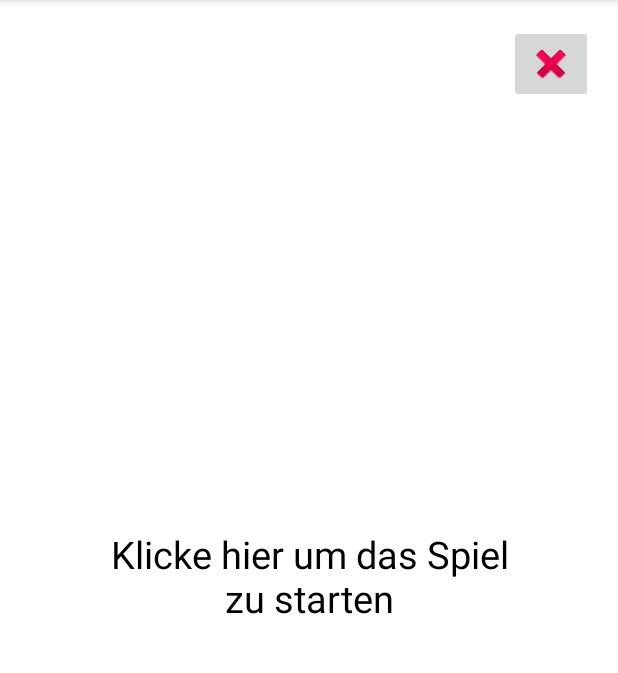
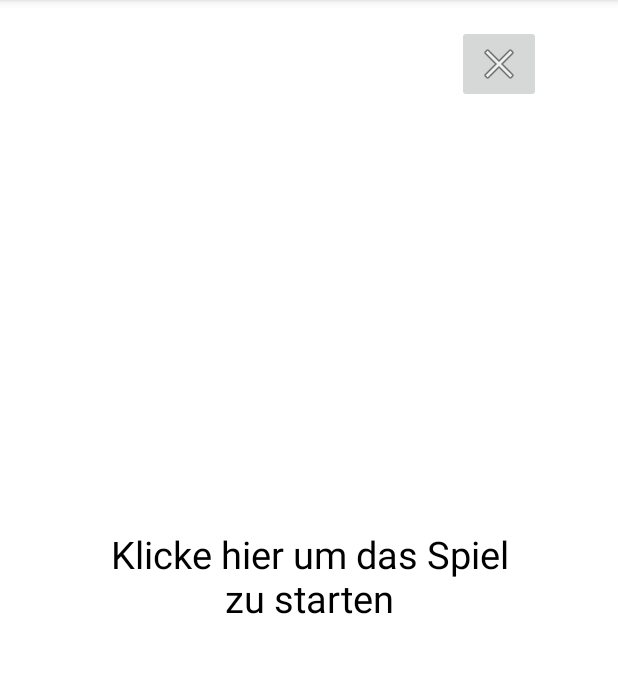
Before and after one commit to leondb999/4-sem-picolo, an Android app: the GameScreen screen opened directly, with no data from a screen before it, on a phone screen of 412 x 824 dp, the part 84-757 px from its top. Run offline under Robolectric (Android 15) with nearby library versions, the phone set to English and light mode, and no system bars.

```diff
--- a/app/src/main/res/layout/activity_game_screen.xml
+++ b/app/src/main/res/layout/activity_game_screen.xml
@@ -13,11 +13,11 @@
         android:layout_height="wrap_content"
         app:layout_constraintBottom_toBottomOf="parent"
         app:layout_constraintEnd_toEndOf="parent"
-        app:layout_constraintHorizontal_bias="0.954"
+        app:layout_constraintHorizontal_bias="0.856"
         app:layout_constraintStart_toStartOf="parent"
         app:layout_constraintTop_toTopOf="parent"
         app:layout_constraintVertical_bias="0.023"
-        app:srcCompat="@android:drawable/ic_delete" />
+        app:srcCompat="@android:drawable/ic_menu_close_clear_cancel" />
 
     <TextView
         android:id="@+id/textFrage"
```
Also changed, not shown: app/src/main/AndroidManifest.xml (+10 -9 lines), app/src/main/res/drawable/x.xml (added, +9 -0 lines).
